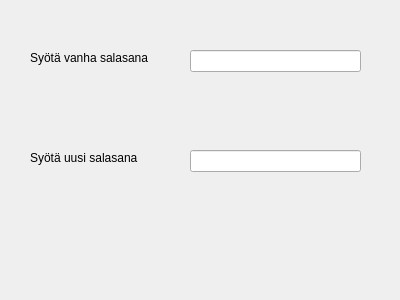
The window that bankautomat/salasana.ui (bank-2022/group9) describes before a commit, drawn with Qt 5.
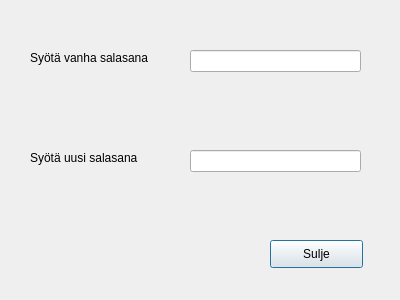
The same window after the commit.

Commit message: sulje ja vahvistus

```diff
--- a/bankautomat/salasana.ui
+++ b/bankautomat/salasana.ui
@@ -59,6 +59,19 @@
     </rect>
    </property>
   </widget>
+  <widget class="QPushButton" name="btnSulje">
+   <property name="geometry">
+    <rect>
+     <x>270</x>
+     <y>240</y>
+     <width>93</width>
+     <height>28</height>
+    </rect>
+   </property>
+   <property name="text">
+    <string>Sulje</string>
+   </property>
+  </widget>
  </widget>
  <resources/>
  <connections/>
```
The commit also changes 18 other files.
